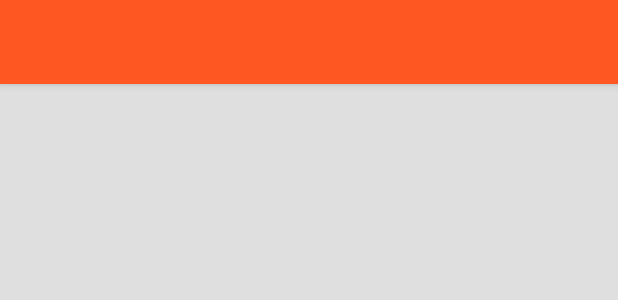
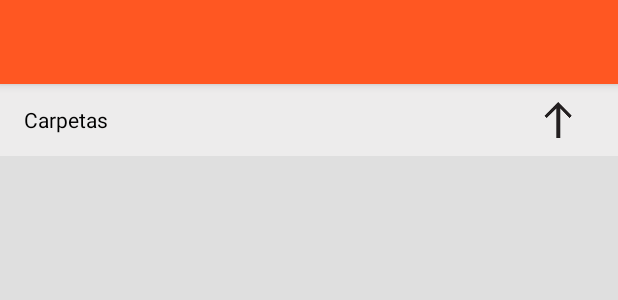
Before and after one commit to sergiomse/QuickQuiz, an Android app: the layout activity_file_chooser.xml on its own in the app's theme, with its tools: preview values and no code run, on a phone screen of 412 x 824 dp. Shown: the top 300 px of the screen. Run offline under Robolectric (Android 15) with nearby library versions, the phone set to English and light mode, and no system bars.

Commit message:
Implemented file chooser navigation

```diff
--- a/app/src/main/res/layout/activity_file_chooser.xml
+++ b/app/src/main/res/layout/activity_file_chooser.xml
@@ -4,6 +4,7 @@
     xmlns:tools="http://schemas.android.com/tools"
     android:layout_width="match_parent"
     android:layout_height="match_parent"
+    android:orientation="vertical"
     android:fitsSystemWindows="true"
     tools:context="com.sergiomse.quickquiz.filechooser.FileChooserActivity">
 
@@ -23,6 +24,36 @@
 
     </android.support.design.widget.AppBarLayout>
 
+    <RelativeLayout
+        android:layout_width="match_parent"
+        android:layout_height="48dp"
+        android:paddingLeft="16dp"
+        android:paddingRight="16dp"
+        android:background="@color/background_subtitle">
+
+        <TextView
+            android:layout_width="match_parent"
+            android:layout_height="48dp"
+            android:id="@+id/currentFolder"
+            android:text="Carpetas"
+            android:gravity="center_vertical"
+            android:textColor="@color/black"
+            android:layout_toLeftOf="@+id/btn_folder_up"
+            android:layout_marginRight="8dp"
+            android:ellipsize="start"/>
+
+        <ImageButton
+            android:layout_width="48dp"
+            android:layout_height="48dp"
+            android:id="@+id/btn_folder_up"
+            android:padding="12dp"
+            android:src="@drawable/ic_up"
+            android:scaleType="fitCenter"
+            android:background="#0000"
+            android:layout_alignParentRight="true"
+            android:onClick="upFolder"/>
+    </RelativeLayout>
+
     <android.support.v7.widget.RecyclerView
         android:layout_width="match_parent"
         android:layout_height="wrap_content"
```
Also changed, not shown: app/src/main/java/com/sergiomse/quickquiz/adapters/FolderAdapter.java (+0 -12 lines), app/src/main/java/com/sergiomse/quickquiz/filechooser/FileChooserActivity.java (+101 -6 lines), app/src/main/java/com/sergiomse/quickquiz/filechooser/FileChooserAdapter.java (+27 -22 lines), app/src/main/res/layout/filechooser_item.xml (+18 -5 lines), app/src/main/res/drawable/ic_up.png (added).
